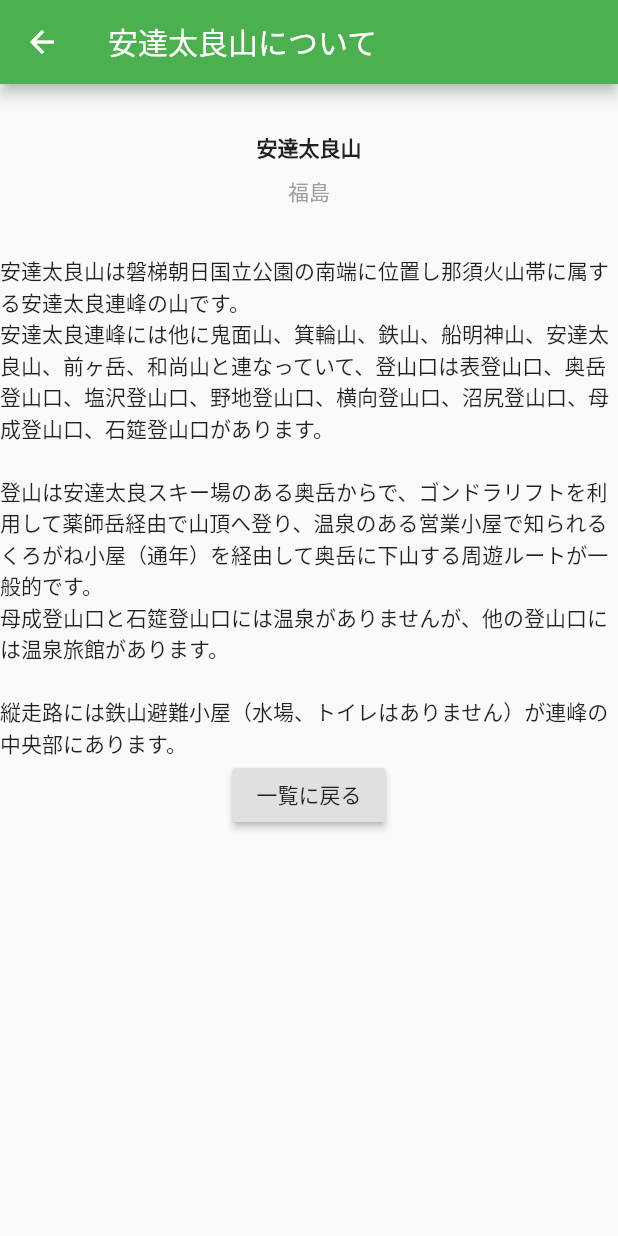
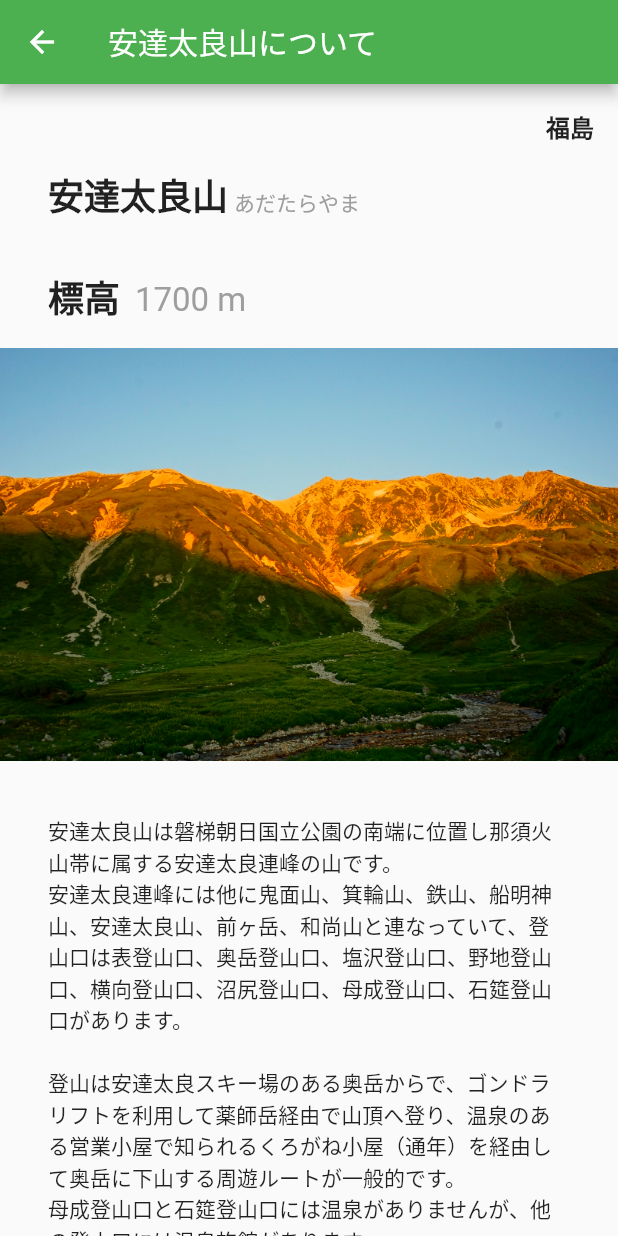
Before and after one commit to MoriTomo7315/hyakumeizan_app, a Flutter app: the screen it shows after launch, item 2 of the bottom bar chosen, scrolled down 1152 dp, after a tap on "詳細", on a phone screen of 412 x 824 dp. Run offline on Flutter 3.47's test engine with Material 2 defaults, Android fonts, the light colour scheme and no system bars; our stand-ins replace sqflite; accounts and stored records are empty.

Commit message:
#12 complete detail display

```diff
--- a/lib/detail.dart
+++ b/lib/detail.dart
@@ -13,44 +13,106 @@ class HyakumeizansDetail extends StatelessWidget {
       appBar: AppBar(
         title: Text("${mountain.name}について"),
       ),
-      body: Center(
-          child: Column(
-            children: <Widget>[
-              titleSection(mountain),
-              Text(mountain.detail),
-              RaisedButton(
-                onPressed: () {
-                  Navigator.pop(context);
-                },
-                child: Text('一覧に戻る'),
-              ),
-            ]
+      body: SingleChildScrollView(
+        child: Column(
+          children: <Widget>[
+            areaSection(mountain),
+            titleSection(mountain),
+            elevationSection(),
+            imageSection(),
+            detailSection(),
+            buttonSection(context),
+          ]
         ),
       )
     );
   }
 
+  Widget areaSection(Mountain mountain) {
+    return Container (
+      margin: const EdgeInsets.fromLTRB(0,16.0,16.0,0),
+      child: Align(
+        alignment: Alignment.topRight,
+        child: Container(
+          child: Text(
+            mountain.area,
+            style: TextStyle(fontWeight: FontWeight.bold, fontSize: 16),
+          )
+        )
+      ),
+    );
+  }
+
   Widget titleSection(Mountain mountain) {
     return Container(
-      padding: const EdgeInsets.all(32),
-      child: Column(
+      padding: const EdgeInsets.fromLTRB(32.0,16.0,0,16.0),
+      child: Row(
         children: <Widget>[
           Container(
-            padding: const EdgeInsets.only(bottom: 8),
             child: Text(
               mountain.name,
-              style: TextStyle(fontWeight: FontWeight.bold),
+              style: TextStyle(fontWeight: FontWeight.bold, fontSize: 24),
             ),
           ),
           Container(
-            margin: const EdgeInsets.fromLTRB(16.0, 0.0, 16.0, 0.0),
+            margin: const EdgeInsets.fromLTRB(4.0,10,0,0),
             child: Text(
-              mountain.area,
-              style: TextStyle(color: Colors.grey[500]),
+              mountain.yomi,
+              style: TextStyle(color: Colors.grey[500], fontSize: 14),
             )
           ),
         ],
       ),
     );
   }
+
+  Widget elevationSection() {
+    return Container(
+      padding: const EdgeInsets.fromLTRB(32.0,16.0,0,16.0),
+      child: Row(
+        children: <Widget>[
+          Container(
+            child: Text(
+              "標高",
+              style: TextStyle(fontWeight: FontWeight.bold, fontSize: 24),
+            ),
+          ),
+          Container(
+            margin: const EdgeInsets.fromLTRB(10.0,5.0,0,0),
+            child: Text(
+              "${mountain.elevation} m",
+              style: TextStyle(color: Colors.grey[500], fontSize: 22),
+            )
+          ),
+        ],
+      )
+    );
+  }
+
+  Widget imageSection() {
+    return Container(
+      margin: const EdgeInsets.fromLTRB(0,0,0,20.0),
+      child: Image.asset('images/sample.jpg'),
+    );
+  }
+
+  Widget detailSection() {
+    return Container(
+      margin: const EdgeInsets.fromLTRB(32.0,16.0,32.0,32.0),
+      child: Text(mountain.detail),
+    );
+  }
+
+  Widget buttonSection(BuildContext context) {
+    return Container(
+      margin: const EdgeInsets.fromLTRB(0,0,0,32.0),
+      child: RaisedButton(
+        onPressed: () {
+          Navigator.pop(context);
+        },
+        child: Text('一覧に戻る'),
+      ),
+    );
+  }
+
 }
--- a/pubspec.yaml
+++ b/pubspec.yaml
@@ -50,6 +50,7 @@ flutter:
   #  - images/a_dot_ham.jpeg
   assets:
     - json/
+    - images/
 
   # An image asset can refer to one or more resolution-specific "variants", see
   # https://flutter.dev/assets-and-images/#resolution-aware.
```
Also changed, not shown: json/hyakumeizan_list.json (+10 -10 lines), images/sample.jpg (added), 3 other files.
